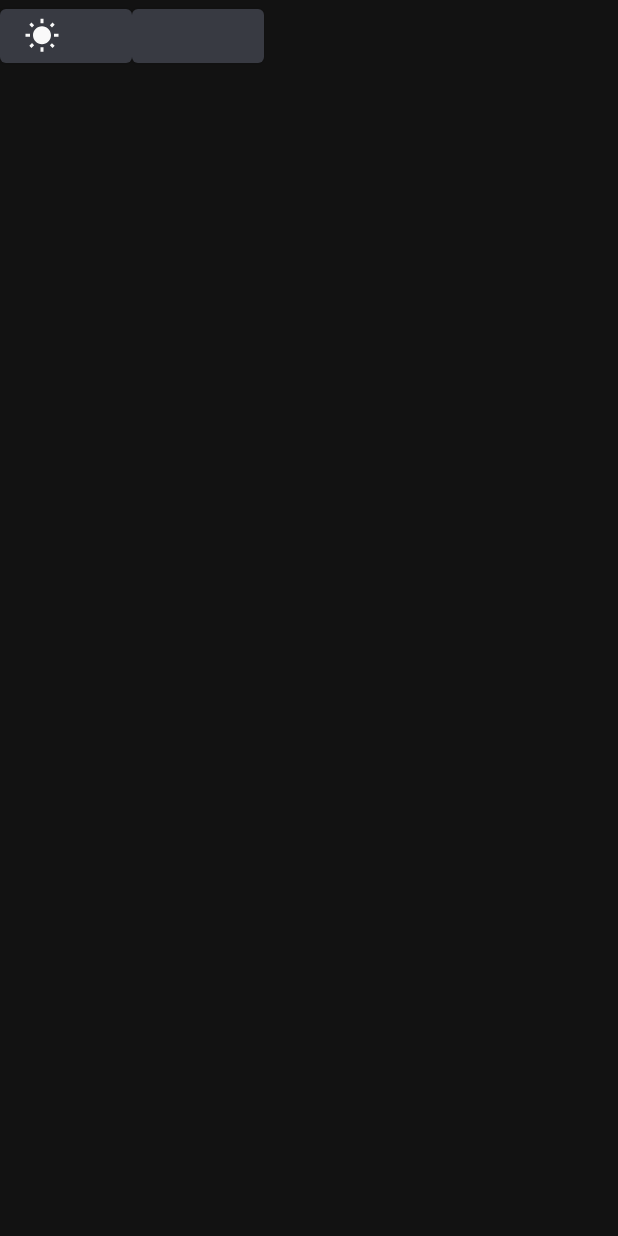
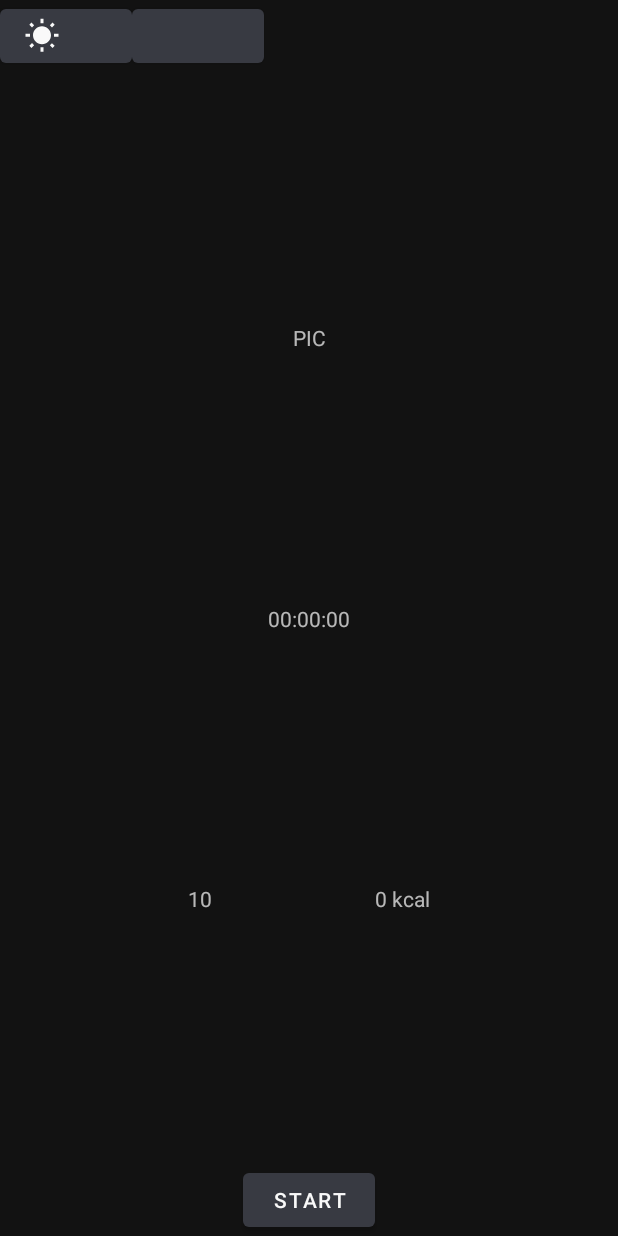
Before and after one commit to kcprnoj/TrainingApp, an Android app: the AtHomeTrainingFragment screen opened through its navigation route, on a phone screen of 412 x 824 dp. Run offline under Robolectric (Android 15) with nearby library versions, the phone set to English and light mode, and no system bars; our stand-ins replace Room's generated code, data binding, navigation-ui; libraries missing offline, so code that uses them is left out: ua.naiksoftware.stomp; 7 statements that could not run were skipped.

Commit message:
Athometraining not finished i need sleep

```diff
--- a/app/src/main/java/com/trainingapp/ui/fragments/AtHomeTrainingFragment.kt
+++ b/app/src/main/java/com/trainingapp/ui/fragments/AtHomeTrainingFragment.kt
@@ -1,36 +1,30 @@
 package com.trainingapp.ui.fragments
 
 import android.os.Bundle
+import androidx.fragment.app.Fragment
 import android.view.LayoutInflater
 import android.view.View
 import android.view.ViewGroup
 import androidx.databinding.DataBindingUtil
-import androidx.fragment.app.Fragment
 import androidx.lifecycle.ViewModelProvider
 import com.example.main.R
 import com.example.main.databinding.FragmentAtHomeTrainingBinding
 import com.trainingapp.RunApplication
-import com.trainingapp.db.Training
-import com.trainingapp.viewmodels.*
-import java.util.*
+import com.trainingapp.viewmodels.AtHomeTrainingViewModel
+import com.trainingapp.viewmodels.AtHomeTrainingViewModelFactory
 
-class AtHomeTrainingFragment  : Fragment() {
+class AtHomeTrainingFragment : Fragment() {
     private lateinit var binding: FragmentAtHomeTrainingBinding
     private lateinit var viewModel : AtHomeTrainingViewModel
-    private lateinit var viewModelFactory: AtHomeTrainingViewModelFactory
+    private lateinit var viewModelFactory : AtHomeTrainingViewModelFactory
 
     override fun onCreateView(inflater: LayoutInflater, container: ViewGroup?,
                               savedInstanceState: Bundle?): View {
-        binding = DataBindingUtil.inflate(inflater, R.layout.fragment_at_home_training,container,false)
+        binding = DataBindingUtil.inflate(inflater,R.layout.fragment_at_home_training,container,false)
         viewModelFactory = AtHomeTrainingViewModelFactory((activity?.application as RunApplication).repositoryTraining)
         viewModel = ViewModelProvider(this, viewModelFactory).get(AtHomeTrainingViewModel::class.java)
         binding.atHomeTrainingViewModel = viewModel
         binding.lifecycleOwner = this
-
-
-        viewModel.insert(Training(Calendar.getInstance().timeInMillis, "TEST", 180000L, 180))
-
         return binding.root
     }
-
 }
--- a/app/src/main/java/com/trainingapp/ui/fragments/CreateReminderFragment.kt
+++ b/app/src/main/java/com/trainingapp/ui/fragments/CreateReminderFragment.kt
@@ -25,6 +25,7 @@ class CreateReminderFragment : Fragment() {
             }, 12,0,true)
             startTimePicker.show();
         }
+        // TODO aktualna data
         binding.pickDateButton.setOnClickListener{
             val startDatePicker = DatePickerDialog(requireActivity(), DatePickerDialog.OnDateSetListener { _, year, month, dayOfMonth ->
                 val formatMonth = if(month < 9) "0"+(month+1) else (month+1)
--- a/app/src/main/java/com/trainingapp/viewmodels/AtHomeTrainingViewModel.kt
+++ b/app/src/main/java/com/trainingapp/viewmodels/AtHomeTrainingViewModel.kt
@@ -1,16 +1,50 @@
 package com.trainingapp.viewmodels
 
+import android.widget.ImageView
+import androidx.lifecycle.LiveData
+import androidx.lifecycle.MutableLiveData
 import androidx.lifecycle.ViewModel
 import androidx.lifecycle.viewModelScope
 import com.trainingapp.db.Training
 import com.trainingapp.repositories.TrainingRepository
 import kotlinx.coroutines.launch
+import java.lang.Exception
 
 class AtHomeTrainingViewModel(private val repository: TrainingRepository) : ViewModel() {
+
+    data class Exercise(
+        val text: String,
+        val repeats: Int,
+        val pic : ImageView
+    )
+
+    private lateinit var exercisesList: MutableList<Exercise>
+
+    private val _exerciseText = MutableLiveData<String>()
+    val exerciseText : LiveData<String>
+        get() = _exerciseText
+
+    private val _exerciseRepeats = MutableLiveData<Int>()
+    val exerciseRepeats : LiveData<Int>
+        get() = _exerciseRepeats
+
+    private val _exerciseImage = MutableLiveData<ImageView>()
+    val exerciseImage : LiveData<ImageView>
+        get() = _exerciseImage
+
+    init {
+        createExerciseList()
+    }
+
+    private fun createExerciseList() {
+        TODO("Not yet implemented")
+    }
 
 
     fun insert(training: Training) = viewModelScope.launch {
         repository.insert(training)
     }
 
+
+
 }
--- a/app/src/main/res/layout/fragment_at_home_training.xml
+++ b/app/src/main/res/layout/fragment_at_home_training.xml
@@ -12,6 +12,68 @@
         android:layout_width="match_parent"
         android:layout_height="match_parent">
 
+            <androidx.constraintlayout.widget.Guideline
+                android:id="@+id/guideline_left"
+                android:layout_width="wrap_content"
+                android:layout_height="wrap_content"
+                android:orientation="vertical"
+                app:layout_constraintGuide_begin="16dp" />
+
+            <androidx.constraintlayout.widget.Guideline
+                android:id="@+id/guideline_right"
+                android:layout_width="wrap_content"
+                android:layout_height="wrap_content"
+                android:orientation="vertical"
+                app:layout_constraintGuide_end="16dp" />
+
+            <com.google.android.material.textview.MaterialTextView
+                android:id="@+id/picture_of_exercise"
+                android:layout_width="wrap_content"
+                android:layout_height="wrap_content"
+                android:text="PIC"
+                app:layout_constraintBottom_toTopOf="@id/time_display"
+                app:layout_constraintEnd_toStartOf="@+id/guideline_right"
+                app:layout_constraintStart_toStartOf="@+id/guideline_left"
+                app:layout_constraintTop_toTopOf="parent" />
+
+            <com.google.android.material.textview.MaterialTextView
+                android:id="@+id/time_display"
+                android:layout_width="wrap_content"
+                android:layout_height="wrap_content"
+                android:text="00:00:00"
+                app:layout_constraintBottom_toTopOf="@+id/number_of_exercises_display"
+                app:layout_constraintEnd_toStartOf="@+id/guideline_right"
+                app:layout_constraintStart_toStartOf="@+id/guideline_left"
+                app:layout_constraintTop_toBottomOf="@+id/picture_of_exercise" />
+
+            <com.google.android.material.textview.MaterialTextView
+                android:id="@+id/number_of_exercises_display"
+                android:layout_width="wrap_content"
+                android:layout_height="wrap_content"
+                android:text="10"
+                app:layout_constraintBottom_toTopOf="@+id/start_stop"
+                app:layout_constraintEnd_toStartOf="@+id/calories_display"
+                app:layout_constraintStart_toStartOf="@+id/guideline_left"
+                app:layout_constraintTop_toBottomOf="@+id/time_display" />
+
+            <com.google.android.material.textview.MaterialTextView
+                android:id="@+id/calories_display"
+                android:layout_width="wrap_content"
+                android:layout_height="wrap_content"
+                android:text="0 kcal"
+                app:layout_constraintBottom_toTopOf="@+id/start_stop"
+                app:layout_constraintEnd_toStartOf="@+id/guideline_right"
+                app:layout_constraintStart_toEndOf="@+id/number_of_exercises_display"
+                app:layout_constraintTop_toBottomOf="@+id/time_display" />
+
+            <com.google.android.material.button.MaterialButton
+                android:id="@+id/start_stop"
+                android:layout_width="wrap_content"
+                android:layout_height="wrap_content"
+                android:text="START"
+                app:layout_constraintBottom_toBottomOf="parent"
+                app:layout_constraintEnd_toStartOf="@+id/guideline_right"
+                app:layout_constraintStart_toStartOf="@+id/guideline_left" />
 
     </androidx.constraintlayout.widget.ConstraintLayout>
 </layout>
```
